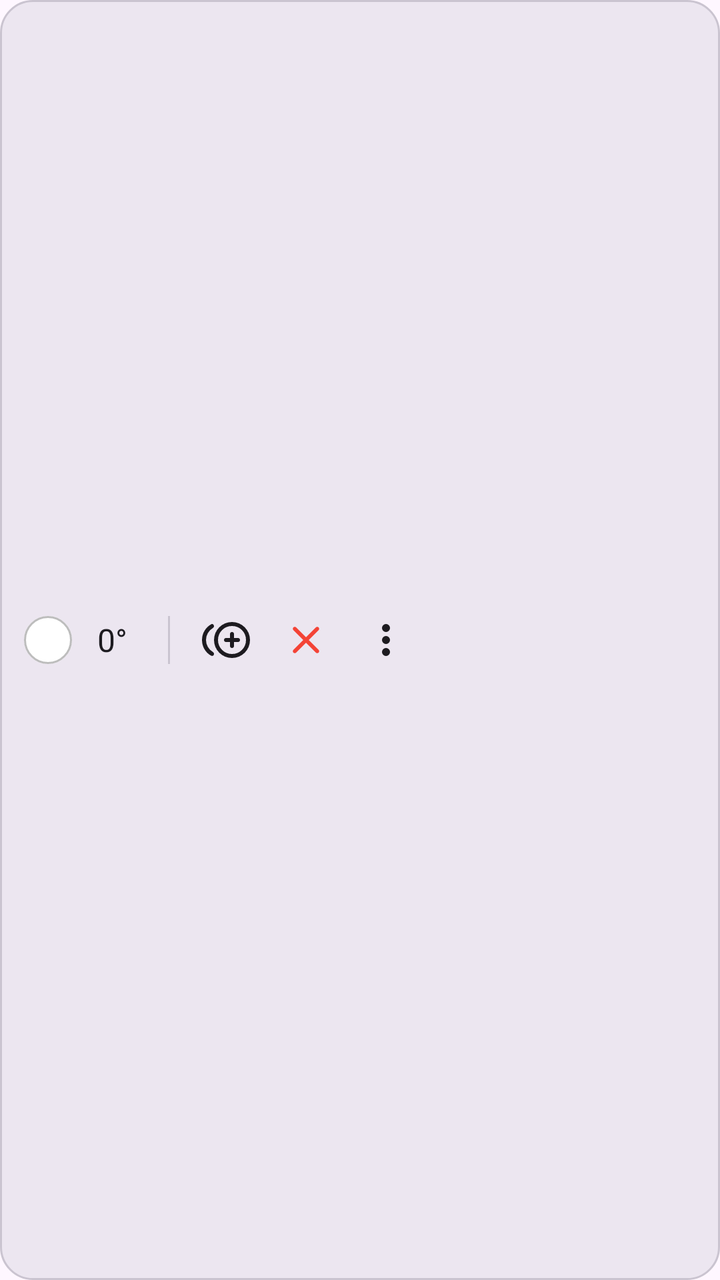
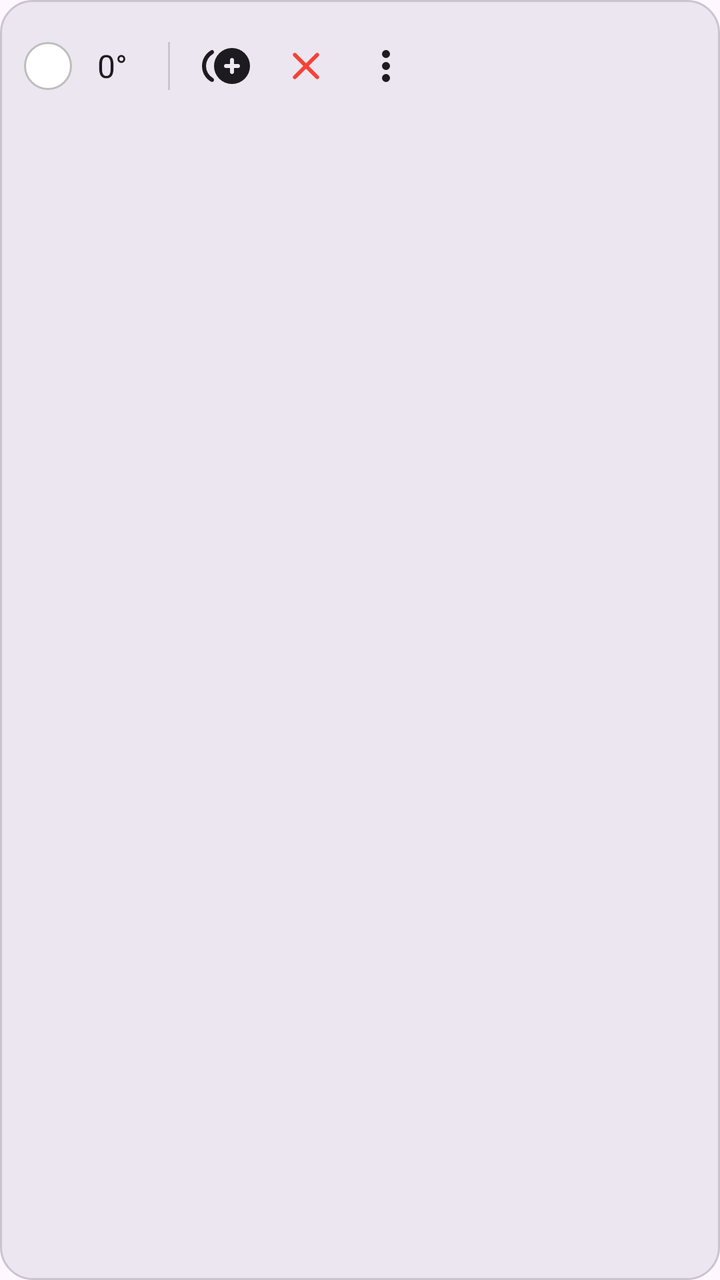

An Android layout rendered at two revisions. The XML below is the earlier revision; the diff shows what the commit changed to produce the second picture.
<!-- AndroidManifest.xml: application theme Theme.OctopusNotes -->
<!-- res/layout/popup_selection.xml -->
<?xml version="1.0" encoding="utf-8"?>
<LinearLayout xmlns:android="http://schemas.android.com/apk/res/android"
    android:layout_width="wrap_content" android:layout_height="50dp"
    android:background="@drawable/popup_background"
    android:orientation="horizontal" android:gravity="center_vertical" android:paddingHorizontal="12dp">

    <View android:id="@+id/selColorBtn"
        android:layout_width="24dp" android:layout_height="24dp"
        android:background="@drawable/bg_color_slot" />

    <TextView android:id="@+id/selAngleBtn"
        android:layout_width="40dp" android:layout_height="match_parent"
        android:gravity="center" android:text="0°" android:textSize="16sp" android:textColor="?attr/colorOnSurface"/>

    <View android:layout_width="1dp" android:layout_height="24dp"
        android:background="?attr/colorOutlineVariant" android:layout_marginHorizontal="8dp"/>

    
    <ImageButton android:id="@+id/selDupBtn"
        android:layout_width="40dp" android:layout_height="match_parent"
        android:src="@drawable/ic_duplicate" android:tint="?attr/colorOnSurface"
        android:contentDescription="Duplicate"
        android:background="?attr/selectableItemBackgroundBorderless"/>

    <ImageButton android:id="@+id/selDelBtn"
        android:layout_width="40dp" android:layout_height="match_parent"
        android:src="@drawable/ic_close" android:tint="#F44336" android:background="?attr/selectableItemBackgroundBorderless"/>

    <ImageButton android:id="@+id/selMoreBtn"
        android:layout_width="40dp" android:layout_height="match_parent"
        android:src="@drawable/ic_more_vert" android:tint="?attr/colorOnSurface" android:background="?attr/selectableItemBackgroundBorderless"/>
</LinearLayout>
<!-- resources referenced by this layout -->
<resources>
  <!-- drawable bg_color_slot (drawable) -->
  <?xml version="1.0" encoding="utf-8"?>
  <layer-list xmlns:android="http://schemas.android.com/apk/res/android">
      <item android:id="@+id/color_shape">
          <shape android:shape="oval">
              <solid android:color="#FFFFFF" /> 
              <size android:width="32dp" android:height="32dp"/>
          </shape>
      </item>
  
      <item>
          <shape android:shape="oval">
              <stroke
                  android:width="1dp"
                  android:color="#BDBDBD" /> 
              <solid android:color="@android:color/transparent" />
          </shape>
      </item>
  </layer-list>
  <!-- drawable ic_duplicate (drawable) -->
  <vector xmlns:android="http://schemas.android.com/apk/res/android"
      android:width="24dp"
      android:height="24dp"
      android:viewportWidth="960"
      android:viewportHeight="960"
      android:tint="?attr/colorControlNormal">
    <path
        android:fillColor="@android:color/white"
        android:pathData="M177,791Q97,746 48.5,663Q0,580 0,480Q0,380 49.5,296.5Q99,213 184,165Q204,154 222,167Q240,180 240,203Q240,213 234,224Q228,235 218,240Q154,278 117,341.5Q80,405 80,480Q80,555 117,618.5Q154,682 218,720Q228,725 234,736Q240,747 240,758Q240,781 221,793Q202,805 177,791ZM600,840Q525,840 459.5,811.5Q394,783 345.5,734.5Q297,686 268.5,620.5Q240,555 240,480Q240,405 268.5,339.5Q297,274 345.5,225.5Q394,177 459.5,148.5Q525,120 600,120Q675,120 740.5,148.5Q806,177 854.5,225.5Q903,274 931.5,339.5Q960,405 960,480Q960,555 931.5,620.5Q903,686 854.5,734.5Q806,783 740.5,811.5Q675,840 600,840ZM600,480Q600,480 600,480Q600,480 600,480Q600,480 600,480Q600,480 600,480Q600,480 600,480Q600,480 600,480Q600,480 600,480Q600,480 600,480ZM600,760Q717,760 798.5,678.5Q880,597 880,480Q880,363 798.5,281.5Q717,200 600,200Q483,200 401.5,281.5Q320,363 320,480Q320,597 401.5,678.5Q483,760 600,760ZM628.5,628.5Q640,617 640,600L640,520L720,520Q737,520 748.5,508.5Q760,497 760,480Q760,463 748.5,451.5Q737,440 720,440L640,440L640,360Q640,343 628.5,331.5Q617,320 600,320Q583,320 571.5,331.5Q560,343 560,360L560,440L480,440Q463,440 451.5,451.5Q440,463 440,480Q440,497 451.5,508.5Q463,520 480,520L560,520L560,600Q560,617 571.5,628.5Q583,640 600,640Q617,640 628.5,628.5Z"/>
  </vector>
  <style name="Base.Theme.OctopusNotes" parent="Theme.Material3.DayNight.NoActionBar">
          <item name="android:statusBarColor">@android:color/transparent</item>
          <item name="android:windowLightStatusBar" tools:targetApi="m">true</item>
      </style>
  <!-- unchanged entries left out for length: 4 -->
</resources>

<!-- the commit's change to res/layout/popup_selection.xml (unified diff, before → after) -->
@@ -1,32 +1,216 @@
 <?xml version="1.0" encoding="utf-8"?>
 <LinearLayout xmlns:android="http://schemas.android.com/apk/res/android"
-    android:layout_width="wrap_content" android:layout_height="50dp"
+    android:layout_width="wrap_content" android:layout_height="wrap_content"
     android:background="@drawable/popup_background"
-    android:orientation="horizontal" android:gravity="center_vertical" android:paddingHorizontal="12dp">
-
-    <View android:id="@+id/selColorBtn"
-        android:layout_width="24dp" android:layout_height="24dp"
-        android:background="@drawable/bg_color_slot" />
-
-    <TextView android:id="@+id/selAngleBtn"
-        android:layout_width="40dp" android:layout_height="match_parent"
-        android:gravity="center" android:text="0°" android:textSize="16sp" android:textColor="?attr/colorOnSurface"/>
-
-    <View android:layout_width="1dp" android:layout_height="24dp"
-        android:background="?attr/colorOutlineVariant" android:layout_marginHorizontal="8dp"/>
-
-    
-    <ImageButton android:id="@+id/selDupBtn"
-        android:layout_width="40dp" android:layout_height="match_parent"
-        android:src="@drawable/ic_duplicate" android:tint="?attr/colorOnSurface"
-        android:contentDescription="Duplicate"
-        android:background="?attr/selectableItemBackgroundBorderless"/>
-
-    <ImageButton android:id="@+id/selDelBtn"
-        android:layout_width="40dp" android:layout_height="match_parent"
-        android:src="@drawable/ic_close" android:tint="#F44336" android:background="?attr/selectableItemBackgroundBorderless"/>
-
-    <ImageButton android:id="@+id/selMoreBtn"
-        android:layout_width="40dp" android:layout_height="match_parent"
-        android:src="@drawable/ic_more_vert" android:tint="?attr/colorOnSurface" android:background="?attr/selectableItemBackgroundBorderless"/>
+    android:orientation="vertical" android:paddingHorizontal="12dp">
+
+    <LinearLayout
+        android:layout_width="wrap_content" android:layout_height="50dp"
+        android:orientation="horizontal" android:gravity="center_vertical">
+
+        <LinearLayout android:id="@+id/selActionsRow"
+            android:layout_width="wrap_content" android:layout_height="match_parent"
+            android:orientation="horizontal" android:gravity="center_vertical">
+            <View android:id="@+id/selColorBtn"
+                android:layout_width="24dp" android:layout_height="24dp"
+                android:background="@drawable/bg_color_slot" />
+
+            <TextView android:id="@+id/selAngleBtn"
+                android:layout_width="40dp" android:layout_height="match_parent"
+                android:gravity="center" android:text="0°" android:textSize="16sp" android:textColor="?attr/colorOnSurface"/>
+
+            <View android:layout_width="1dp" android:layout_height="24dp"
+                android:background="?attr/colorOutlineVariant" android:layout_marginHorizontal="8dp"/>
+
+            <ImageButton android:id="@+id/selDupBtn"
+                android:layout_width="40dp" android:layout_height="match_parent"
+                android:elevation="4dp"
+                android:src="@drawable/ic_duplicate" android:tint="?attr/colorOnSurface"
+                android:contentDescription="Duplicate"
+                android:background="?attr/selectableItemBackgroundBorderless"/>
+
+            <ImageButton android:id="@+id/selDelBtn"
+                android:layout_width="40dp" android:layout_height="match_parent"
+                android:elevation="4dp"
+                android:src="@drawable/ic_close" android:tint="#F44336" android:background="?attr/selectableItemBackgroundBorderless"/>
+
+            <ImageButton android:id="@+id/selMoreBtn"
+                android:layout_width="40dp" android:layout_height="match_parent"
+                android:elevation="4dp"
+                android:src="@drawable/ic_more_vert" android:tint="?attr/colorOnSurface" android:background="?attr/selectableItemBackgroundBorderless"/>
+        </LinearLayout>
+
+        <LinearLayout android:id="@+id/selColorsRow"
+            android:layout_width="wrap_content" android:layout_height="match_parent"
+            android:orientation="horizontal" android:gravity="center_vertical"
+            android:visibility="gone">
+            <View android:id="@+id/selQuickColor0"
+                android:layout_width="30dp" android:layout_height="30dp"
+                android:layout_marginHorizontal="3dp" android:background="@drawable/bg_color_slot" />
+
+            <View android:id="@+id/selQuickColor1"
+                android:layout_width="30dp" android:layout_height="30dp"
+                android:layout_marginHorizontal="3dp" android:background="@drawable/bg_color_slot" />
+
+            <View android:id="@+id/selQuickColor2"
+                android:layout_width="30dp" android:layout_height="30dp"
+                android:layout_marginHorizontal="3dp" android:background="@drawable/bg_color_slot" />
+
+            <View android:id="@+id/selQuickColor3"
+                android:layout_width="30dp" android:layout_height="30dp"
+                android:layout_marginHorizontal="3dp" android:background="@drawable/bg_color_slot" />
+
+            <View android:id="@+id/selQuickColor4"
+                android:layout_width="30dp" android:layout_height="30dp"
+                android:layout_marginHorizontal="3dp" android:background="@drawable/bg_color_slot" />
+
+            <View android:layout_width="1dp" android:layout_height="24dp"
+                android:background="?attr/colorOutlineVariant" android:layout_marginHorizontal="6dp"/>
+
+            <ImageButton android:id="@+id/selColorCloseBtn"
+                android:layout_width="40dp" android:layout_height="match_parent"
+                android:elevation="4dp"
+                android:src="@drawable/ic_close" android:tint="?attr/colorOnSurface"
+                android:contentDescription="Close colours"
+                android:background="?attr/selectableItemBackgroundBorderless"/>
+
+            <ImageButton android:id="@+id/selColorMoreBtn"
+                android:layout_width="40dp" android:layout_height="match_parent"
+                android:elevation="4dp"
+                android:src="@drawable/ic_add" android:tint="?attr/colorOnSurface"
+                android:contentDescription="More colours"
+                android:background="?attr/selectableItemBackgroundBorderless"/>
+        </LinearLayout>
+    </LinearLayout>
+
+    <LinearLayout android:id="@+id/selTableRow"
+        android:layout_width="wrap_content" android:layout_height="wrap_content"
+        android:orientation="vertical" android:gravity="center_vertical"
+        android:paddingTop="2dp" android:paddingBottom="6dp"
+        android:visibility="gone">
+
+        <LinearLayout
+            android:layout_width="wrap_content" android:layout_height="wrap_content"
+            android:orientation="horizontal" android:gravity="center_vertical">
+            <TextView
+                android:layout_width="wrap_content" android:layout_height="wrap_content"
+                android:text="@string/table_rows_short"
+                android:textSize="12sp" android:textColor="?attr/colorOnSurfaceVariant"
+                android:layout_marginEnd="4dp"/>
+
+            <ImageButton android:id="@+id/selTableRowsMinus"
+                android:layout_width="36dp" android:layout_height="36dp"
+                android:padding="7dp" android:scaleType="centerInside"
+                android:src="@drawable/ic_remove" android:tint="?attr/colorOnSurfaceVariant"
+                android:contentDescription="@string/table_rows_decrease"
+                android:background="?attr/selectableItemBackgroundBorderless"/>
+
+            <TextView android:id="@+id/selTableRowsValue"
+                android:layout_width="wrap_content" android:layout_height="wrap_content"
+                android:minWidth="22dp" android:gravity="center"
+                android:textColor="?attr/colorOnSurface" android:textSize="14sp" android:text="3"/>
+
+            <ImageButton android:id="@+id/selTableRowsPlus"
+                android:layout_width="36dp" android:layout_height="36dp"
+                android:padding="7dp" android:scaleType="centerInside"
+                android:src="@drawable/ic_add" android:tint="?attr/colorOnSurfaceVariant"
+                android:contentDescription="@string/table_rows_increase"
+                android:background="?attr/selectableItemBackgroundBorderless"/>
+
+            <View android:layout_width="1dp" android:layout_height="20dp"
+                android:background="?attr/colorOutlineVariant" android:layout_marginHorizontal="6dp"/>
+
+            <TextView
+                android:layout_width="wrap_content" android:layout_height="wrap_content"
+                android:text="@string/table_cols_short"
+                android:textSize="12sp" android:textColor="?attr/colorOnSurfaceVariant"
+                android:layout_marginEnd="4dp"/>
+
+            <ImageButton android:id="@+id/selTableColsMinus"
+                android:layout_width="36dp" android:layout_height="36dp"
+                android:padding="7dp" android:scaleType="centerInside"
+                android:src="@drawable/ic_remove" android:tint="?attr/colorOnSurfaceVariant"
+                android:contentDescription="@string/table_cols_decrease"
+                android:background="?attr/selectableItemBackgroundBorderless"/>
+
+            <TextView android:id="@+id/selTableColsValue"
+                android:layout_width="wrap_content" android:layout_height="wrap_content"
+                android:minWidth="22dp" android:gravity="center"
+                android:textColor="?attr/colorOnSurface" android:textSize="14sp" android:text="3"/>
+
+            <ImageButton android:id="@+id/selTableColsPlus"
+                android:layout_width="36dp" android:layout_height="36dp"
+                android:padding="7dp" android:scaleType="centerInside"
+                android:src="@drawable/ic_add" android:tint="?attr/colorOnSurfaceVariant"
+                android:contentDescription="@string/table_cols_increase"
+                android:background="?attr/selectableItemBackgroundBorderless"/>
+        </LinearLayout>
+
+        <LinearLayout
+            android:layout_width="match_parent" android:layout_height="wrap_content"
+            android:orientation="horizontal" android:gravity="center_vertical">
+            <TextView android:id="@+id/selTableHeaderBtn"
+                android:layout_width="0dp" android:layout_height="34dp" android:layout_weight="1"
+                android:gravity="center_vertical|start" android:paddingHorizontal="8dp"
+                android:textSize="13sp" android:textStyle="bold"
+                android:textColor="?attr/colorOnSurfaceVariant"
+                android:text="@string/table_header_off"
+                android:background="?attr/selectableItemBackgroundBorderless"/>
+
+            <View android:layout_width="1dp" android:layout_height="18dp"
+                android:background="?attr/colorOutlineVariant" android:layout_marginHorizontal="4dp"/>
+
+            <TextView android:id="@+id/selTableColHeaderBtn"
+                android:layout_width="0dp" android:layout_height="34dp" android:layout_weight="1"
+                android:gravity="center_vertical|end" android:paddingHorizontal="8dp"
+                android:textSize="13sp" android:textStyle="bold"
+                android:textColor="?attr/colorOnSurfaceVariant"
+                android:text="@string/table_col_header_off"
+                android:background="?attr/selectableItemBackgroundBorderless"/>
+        </LinearLayout>
+
+        <LinearLayout
+            android:layout_width="wrap_content" android:layout_height="wrap_content"
+            android:orientation="horizontal" android:gravity="center_vertical">
+            <View android:id="@+id/selTableHeaderColorBtn"
+                android:layout_width="20dp" android:layout_height="20dp"
+                android:layout_marginHorizontal="4dp"
+                android:contentDescription="@string/table_header_color"
+                android:background="@drawable/bg_color_slot"/>
+
+            <View android:id="@+id/selTableColColorBtn"
+                android:layout_width="20dp" android:layout_height="20dp"
+                android:layout_marginHorizontal="4dp"
+                android:contentDescription="@string/table_col_color"
+                android:background="@drawable/bg_color_slot"/>
+
+            <View android:layout_width="1dp" android:layout_height="20dp"
+                android:background="?attr/colorOutlineVariant" android:layout_marginHorizontal="8dp"/>
+
+            <TextView
+                android:layout_width="wrap_content" android:layout_height="wrap_content"
+                android:text="@string/table_corner"
+                android:textSize="12sp" android:textColor="?attr/colorOnSurfaceVariant"
+                android:layout_marginEnd="2dp"/>
+
+            <ImageButton android:id="@+id/selTableRadiusMinus"
+                android:layout_width="32dp" android:layout_height="32dp"
+                android:padding="6dp" android:scaleType="centerInside"
+                android:src="@drawable/ic_remove" android:tint="?attr/colorOnSurfaceVariant"
+                android:contentDescription="@string/table_radius_decrease"
+                android:background="?attr/selectableItemBackgroundBorderless"/>
+
+            <TextView android:id="@+id/selTableRadiusValue"
+                android:layout_width="wrap_content" android:layout_height="wrap_content"
+                android:minWidth="22dp" android:gravity="center"
+                android:textColor="?attr/colorOnSurface" android:textSize="14sp" android:text="0"/>
+
+            <ImageButton android:id="@+id/selTableRadiusPlus"
+                android:layout_width="32dp" android:layout_height="32dp"
+                android:padding="6dp" android:scaleType="centerInside"
+                android:src="@drawable/ic_add" android:tint="?attr/colorOnSurfaceVariant"
+                android:contentDescription="@string/table_radius_increase"
+                android:background="?attr/selectableItemBackgroundBorderless"/>
+        </LinearLayout>
+    </LinearLayout>
 </LinearLayout>
<!-- resource entries referenced after the edit -->
@@ -3,23 +3,24 @@
   <!-- drawable bg_color_slot (drawable) -->
   <?xml version="1.0" encoding="utf-8"?>
   <layer-list xmlns:android="http://schemas.android.com/apk/res/android">
+  
       <item android:id="@+id/color_shape">
           <shape android:shape="oval">
-              <solid android:color="#FFFFFF" /> 
+              <solid android:color="#FFFFFF" />
               <size android:width="32dp" android:height="32dp"/>
           </shape>
       </item>
   
-      <item>
+      <item android:id="@+id/swatch_border">
           <shape android:shape="oval">
               <stroke
                   android:width="1dp"
-                  android:color="#BDBDBD" /> 
+                  android:color="#BDBDBD" />
               <solid android:color="@android:color/transparent" />
           </shape>
       </item>
   </layer-list>
-  <!-- drawable ic_duplicate (drawable) -->
+  <!-- drawable ic_add (drawable) -->
   <vector xmlns:android="http://schemas.android.com/apk/res/android"
       android:width="24dp"
       android:height="24dp"
@@ -28,10 +29,48 @@
       android:tint="?attr/colorControlNormal">
     <path
         android:fillColor="@android:color/white"
-        android:pathData="M177,791Q97,746 48.5,663Q0,580 0,480Q0,380 49.5,296.5Q99,213 184,165Q204,154 222,167Q240,180 240,203Q240,213 234,224Q228,235 218,240Q154,278 117,341.5Q80,405 80,480Q80,555 117,618.5Q154,682 218,720Q228,725 234,736Q240,747 240,758Q240,781 221,793Q202,805 177,791ZM600,840Q525,840 459.5,811.5Q394,783 345.5,734.5Q297,686 268.5,620.5Q240,555 240,480Q240,405 268.5,339.5Q297,274 345.5,225.5Q394,177 459.5,148.5Q525,120 600,120Q675,120 740.5,148.5Q806,177 854.5,225.5Q903,274 931.5,339.5Q960,405 960,480Q960,555 931.5,620.5Q903,686 854.5,734.5Q806,783 740.5,811.5Q675,840 600,840ZM600,480Q600,480 600,480Q600,480 600,480Q600,480 600,480Q600,480 600,480Q600,480 600,480Q600,480 600,480Q600,480 600,480Q600,480 600,480ZM600,760Q717,760 798.5,678.5Q880,597 880,480Q880,363 798.5,281.5Q717,200 600,200Q483,200 401.5,281.5Q320,363 320,480Q320,597 401.5,678.5Q483,760 600,760ZM628.5,628.5Q640,617 640,600L640,520L720,520Q737,520 748.5,508.5Q760,497 760,480Q760,463 748.5,451.5Q737,440 720,440L640,440L640,360Q640,343 628.5,331.5Q617,320 600,320Q583,320 571.5,331.5Q560,343 560,360L560,440L480,440Q463,440 451.5,451.5Q440,463 440,480Q440,497 451.5,508.5Q463,520 480,520L560,520L560,600Q560,617 571.5,628.5Q583,640 600,640Q617,640 628.5,628.5Z"/>
+        android:pathData="M440,520L240,520Q223,520 211.5,508.5Q200,497 200,480Q200,463 211.5,451.5Q223,440 240,440L440,440L440,240Q440,223 451.5,211.5Q463,200 480,200Q497,200 508.5,211.5Q520,223 520,240L520,440L720,440Q737,440 748.5,451.5Q760,463 760,480Q760,497 748.5,508.5Q737,520 720,520L520,520L520,720Q520,737 508.5,748.5Q497,760 480,760Q463,760 451.5,748.5Q440,737 440,720L440,520Z"/>
   </vector>
+  <!-- drawable ic_duplicate (drawable) -->
+  <?xml version="1.0" encoding="utf-8"?>
+  <vector xmlns:android="http://schemas.android.com/apk/res/android"
+      android:width="24dp"
+      android:height="24dp"
+      android:viewportWidth="960"
+      android:viewportHeight="960"
+      android:tint="?attr/colorControlNormal">
+    <path
+        android:fillColor="@android:color/white"
+        android:pathData="M177,791Q97,746 48.5,663Q0,580 0,480Q0,380 49.5,296.5Q99,213 184,165Q204,154 222,167Q240,180 240,203Q240,213 234,224Q228,235 218,240Q154,278 117,341.5Q80,405 80,480Q80,555 117,618.5Q154,682 218,720Q228,725 234,736Q240,747 240,758Q240,781 221,793Q202,805 177,791ZM600,840Q525,840 459.5,811.5Q394,783 345.5,734.5Q297,686 268.5,620.5Q240,555 240,480Q240,405 268.5,339.5Q297,274 345.5,225.5Q394,177 459.5,148.5Q525,120 600,120Q675,120 740.5,148.5Q806,177 854.5,225.5Q903,274 931.5,339.5Q960,405 960,480Q960,555 931.5,620.5Q903,686 854.5,734.5Q806,783 740.5,811.5Q675,840 600,840ZM628.5,628.5Q640,617 640,600L640,520L720,520Q737,520 748.5,508.5Q760,497 760,480Q760,463 748.5,451.5Q737,440 720,440L640,440L640,360Q640,343 628.5,331.5Q617,320 600,320Q583,320 571.5,331.5Q560,343 560,360L560,440L480,440Q463,440 451.5,451.5Q440,463 440,480Q440,497 451.5,508.5Q463,520 480,520L560,520L560,600Q560,617 571.5,628.5Q583,640 600,640Q617,640 628.5,628.5Z" />
+  </vector>
+  <!-- drawable ic_remove (drawable) -->
+  <vector xmlns:android="http://schemas.android.com/apk/res/android"
+      android:width="24dp"
+      android:height="24dp"
+      android:viewportWidth="960"
+      android:viewportHeight="960"
+      android:tint="?attr/colorControlNormal">
+    <path
+        android:fillColor="@android:color/white"
+        android:pathData="M240,520Q223,520 211.5,508.5Q200,497 200,480Q200,463 211.5,451.5Q223,440 240,440L720,440Q737,440 748.5,451.5Q760,463 760,480Q760,497 748.5,508.5Q737,520 720,520L240,520Z"/>
+  </vector>
+  <string name="table_col_color">First column colour</string>
+  <string name="table_col_header_off">1st col OFF</string>
+  <string name="table_cols_decrease">Fewer columns</string>
+  <string name="table_cols_increase">More columns</string>
+  <string name="table_cols_short">Cols</string>
+  <string name="table_corner">Corner</string>
+  <string name="table_header_color">Header row colour</string>
+  <string name="table_header_off">Header OFF</string>
+  <string name="table_radius_decrease">Sharper corners</string>
+  <string name="table_radius_increase">More rounded corners</string>
+  <string name="table_rows_decrease">Fewer rows</string>
+  <string name="table_rows_increase">More rows</string>
+  <string name="table_rows_short">Rows</string>
   <style name="Base.Theme.OctopusNotes" parent="Theme.Material3.DayNight.NoActionBar">
+  
           <item name="android:statusBarColor">@android:color/transparent</item>
+  
           <item name="android:windowLightStatusBar" tools:targetApi="m">true</item>
       </style>
   <!-- unchanged entries left out for length: 4 -->
